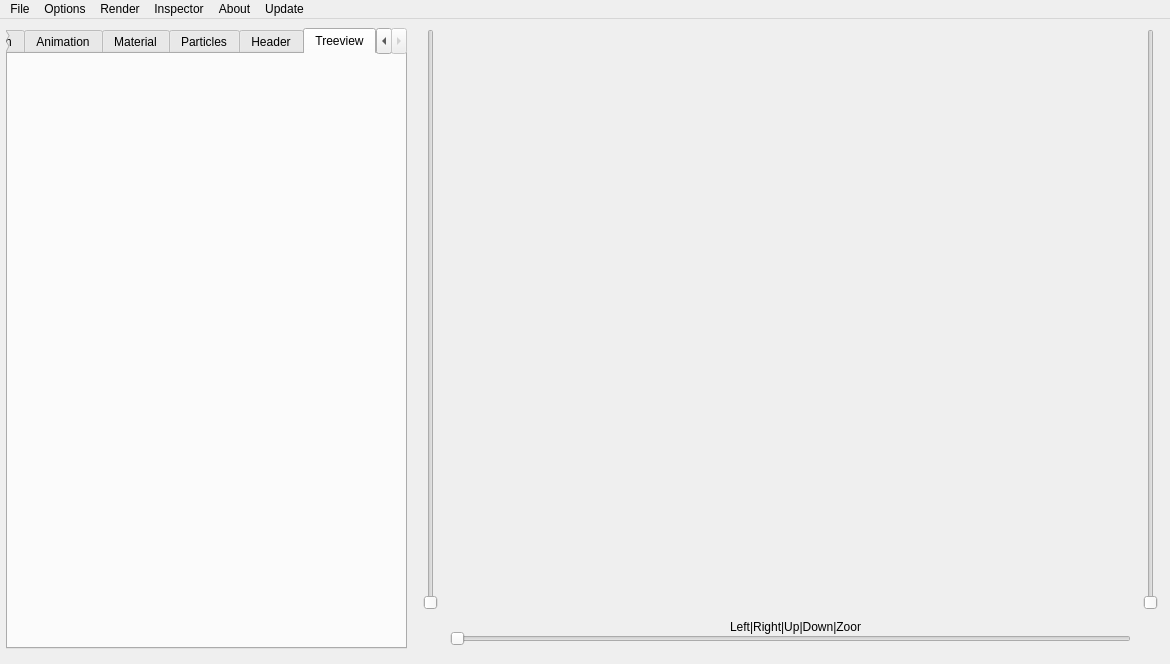
First picture: the form in nifsk/nifskope.ui, repository nexustheru/nifskope-hybrid, before the edit.
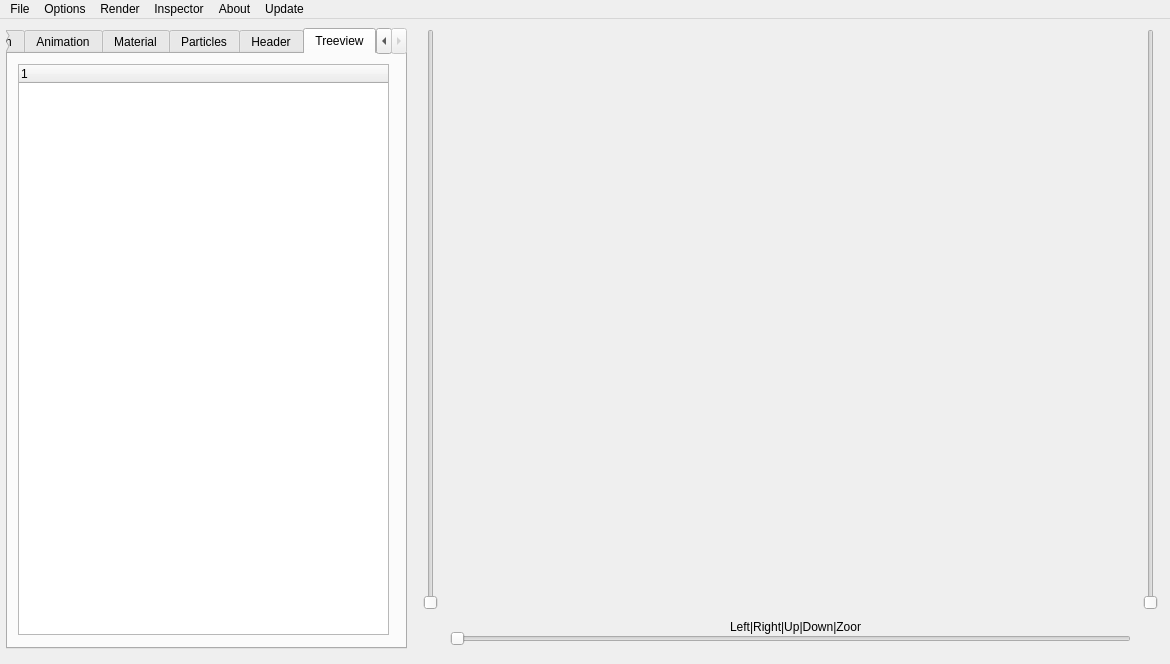
Second picture: the form after the edit. Custom widgets are drawn as their Qt base class.

```diff
--- a/nifsk/nifskope.ui
+++ b/nifsk/nifskope.ui
@@ -93,6 +93,21 @@
      <attribute name="title">
       <string>Treeview</string>
      </attribute>
+     <widget class="QTreeWidget" name="treeWidget">
+      <property name="geometry">
+       <rect>
+        <x>10</x>
+        <y>10</y>
+        <width>371</width>
+        <height>571</height>
+       </rect>
+      </property>
+      <column>
+       <property name="text">
+        <string notr="true">1</string>
+       </property>
+      </column>
+     </widget>
     </widget>
    </widget>
    <widget class="QSlider" name="verticalSlider">
```
